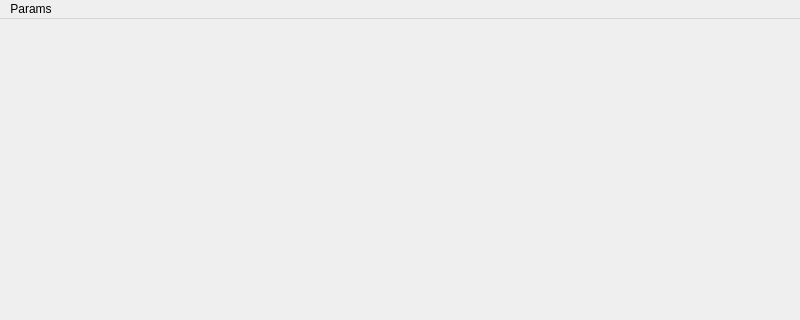
Above: src/ll_qgis_process/mainwindow.ui from liuleidong/qgis_cpp_api_apps before the change; both pictures show x 0 to 800 and y 0 to 320 of the 800 by 600 pixel window. Below: the same form after it.
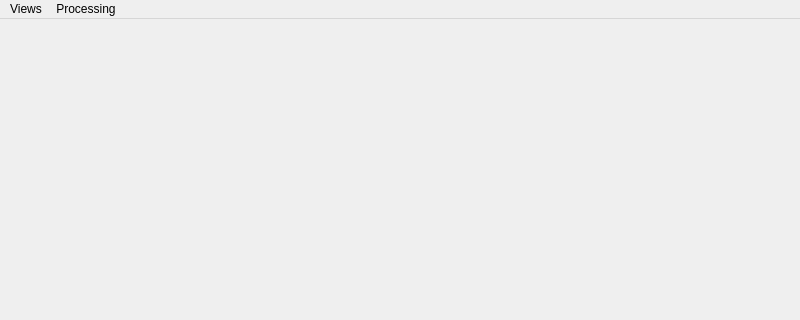
That is the form after the change.

```diff
--- a/src/ll_qgis_process/mainwindow.ui
+++ b/src/ll_qgis_process/mainwindow.ui
@@ -25,10 +25,16 @@
    </property>
    <widget class="QMenu" name="menuParams">
     <property name="title">
-     <string>Params</string>
+     <string>Views</string>
+    </property>
+   </widget>
+   <widget class="QMenu" name="menuProcessing">
+    <property name="title">
+     <string>Processing</string>
     </property>
    </widget>
    <addaction name="menuParams"/>
+   <addaction name="menuProcessing"/>
   </widget>
   <widget class="QStatusBar" name="statusbar"/>
  </widget>
```
